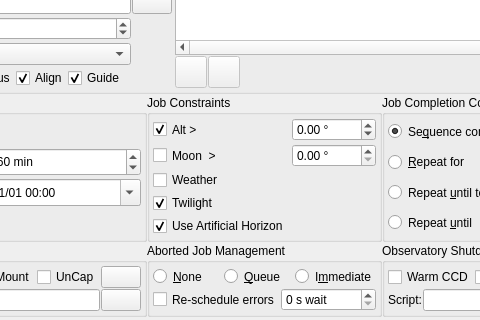
Old version of the form kstars/ekos/scheduler/scheduler.ui in the repository KDE/kstars; both pictures show x 178 to 658 and y 135 to 455 of the 925 by 455 pixel window.
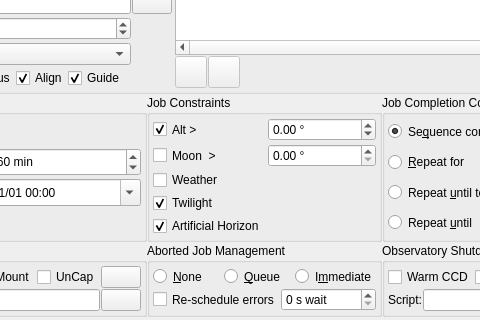
New version of the form. Icons and pictures are not drawn. Custom widgets are drawn as their Qt base class.

Commit message: No need to say USE in checkbox

What changed in the file:
```diff
--- a/kstars/ekos/scheduler/scheduler.ui
+++ b/kstars/ekos/scheduler/scheduler.ui
@@ -1707,7 +1707,7 @@
              <string>&lt;html&gt;&lt;body&gt;&lt;p&gt;The artificial horizon restriction constrains the altitude of the target to be above the artificial horizon, if any are defined and enabled. See the artificial horizon item in the KStars Settings menu.&lt;/p&gt;&lt;/body&gt;&lt;/html&gt;</string>
             </property>
             <property name="text">
-             <string>Use Artificial Horizon</string>
+             <string>Artificial Horizon</string>
             </property>
             <property name="checked">
              <bool>true</bool>
```
